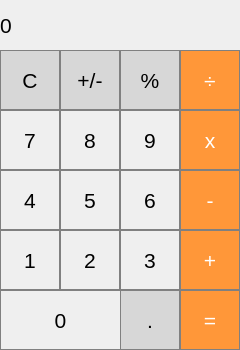
This is mainwindow.ui in niveditaahlawat/calculator as Qt 5 draws it before an edit. The edited form follows.
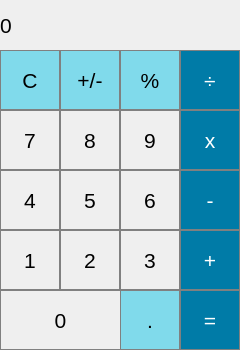
This is the edited form.

```diff
--- a/mainwindow.ui
+++ b/mainwindow.ui
@@ -56,7 +56,7 @@
     </property>
     <property name="styleSheet">
      <string notr="true">QPushButton {
-	background-color: rgb(215, 215, 215);
+	background-color: rgb(128, 218, 235);
 	border: 1px solid gray;
 }
 QPushButton:pressed {
@@ -83,7 +83,7 @@
     </property>
     <property name="styleSheet">
      <string notr="true">QPushButton {
-	background-color: rgb(255, 151, 57);
+	background-color: rgb(0, 123, 167);
 	color: white;
 	border: 1px solid gray;
 }
@@ -111,7 +111,7 @@
     </property>
     <property name="styleSheet">
      <string notr="true">QPushButton {
-	background-color: rgb(215, 215, 215);
+	background-color: rgb(128, 218, 235);
 	border: 1px solid gray;
 }
 QPushButton:pressed {
@@ -138,7 +138,7 @@
     </property>
     <property name="styleSheet">
      <string notr="true">QPushButton {
-	background-color: rgb(215, 215, 215);
+	background-color: rgb(128, 218, 235);
 	border: 1px solid gray;
 }
 QPushButton:pressed {
@@ -191,7 +191,7 @@
     </property>
     <property name="styleSheet">
      <string notr="true">QPushButton {
-	background-color: rgb(255, 151, 57);
+	background-color: rgb(0, 123, 167);
 	color: white;
 	border: 1px solid gray;
 }
@@ -297,7 +297,7 @@
     </property>
     <property name="styleSheet">
      <string notr="true">QPushButton {
-	background-color: rgb(255, 151, 57);
+	background-color: rgb(0, 123, 167);
 	color: white;
 	border: 1px solid gray;
 }
@@ -403,7 +403,7 @@
     </property>
     <property name="styleSheet">
      <string notr="true">QPushButton {
-	background-color: rgb(255, 151, 57);
+	background-color: rgb(0, 123, 167);
 	color: white;
 	border: 1px solid gray;
 }
@@ -483,7 +483,7 @@
     </property>
     <property name="styleSheet">
      <string notr="true">QPushButton {
-	background-color: rgb(215, 215, 215);
+	background-color: rgb(128, 218, 235);
 	border: 1px solid gray;
 }
 QPushButton:pressed {
@@ -510,7 +510,7 @@
     </property>
     <property name="styleSheet">
      <string notr="true">QPushButton {
-	background-color: rgb(255, 151, 57);
+	background-color: rgb(0, 123, 167);
 	color: white;
 	border: 1px solid gray;
 }
```
Left out of the diff: 18 changed lines with no effect on the pictures.
